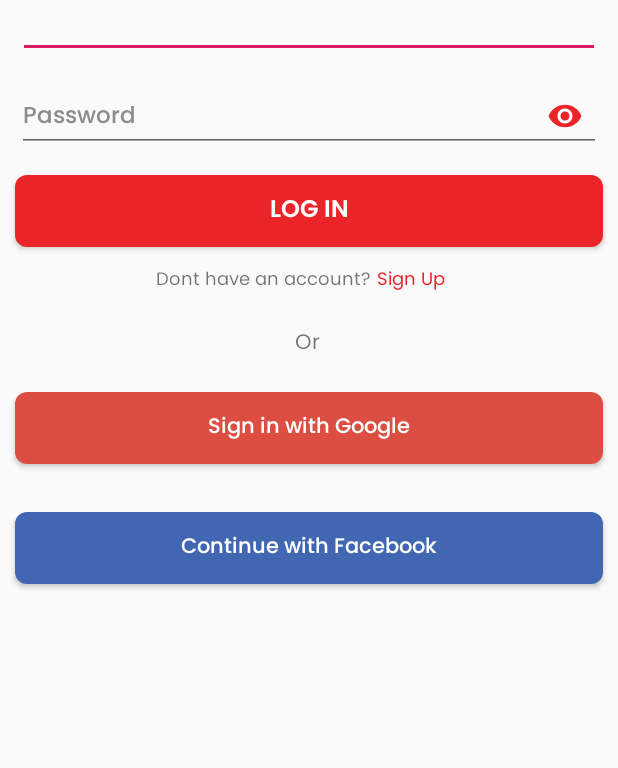
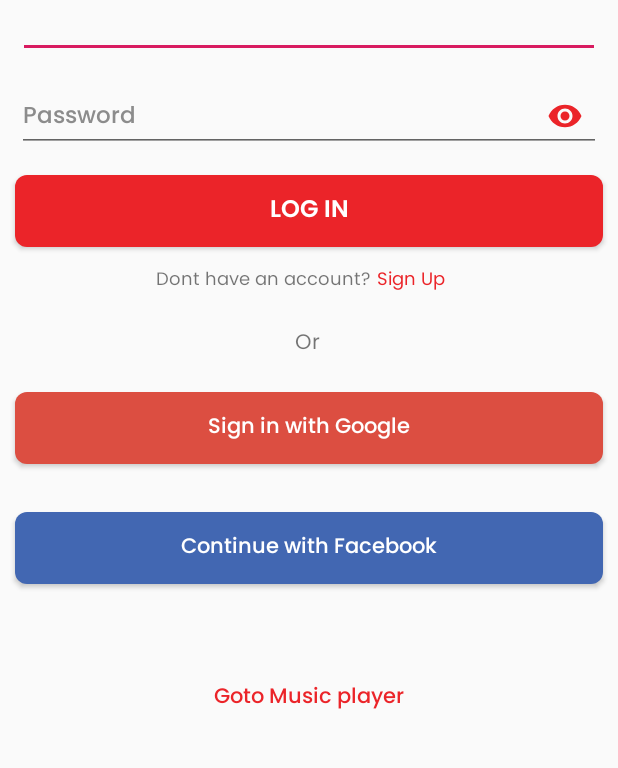
Before and after one commit to NAADATastemaquers/Naada_App, an Android app: the LoginActivity screen opened directly, with no data from a screen before it, on a phone screen of 412 x 824 dp, the part 424-1192 px from its top. Run offline under Robolectric (Android 15) with nearby library versions, the phone set to English and light mode, and no system bars.

Commit message:
first commit

```diff
--- a/app/src/main/AndroidManifest.xml
+++ b/app/src/main/AndroidManifest.xml
@@ -9,6 +9,7 @@
         android:supportsRtl="true"
         android:theme="@style/AppTheme">
         <activity android:name=".view.SignUp"/>
+        <activity android:name=".view.MusicPlayerActivity"/>
         <activity android:name=".view.LoginActivity" />
         <activity android:name=".view.IntroActivity">
             <intent-filter>
@@ -18,6 +19,8 @@
             </intent-filter>
         </activity>
         <activity android:name=".view.MainActivity" />
+        <activity android:name=".view.ProfileActivity"/>
+        <activity android:name=".view.ResidentsActivity"/>
 
         <meta-data
             android:name="preloaded_fonts"
--- a/app/src/main/java/com/example/naada/view/LoginActivity.java
+++ b/app/src/main/java/com/example/naada/view/LoginActivity.java
@@ -10,11 +10,12 @@ import android.widget.Toast;
 
 //import com.airbnb.lottie.LottieAnimationView;
 import com.example.naada.R;
+import com.example.naada.util.BottomNavHelper;
 
 public class LoginActivity extends AppCompatActivity {
 
     private TextView signUpBtn;
-
+    private TextView musicBtn;
     @Override
     protected void onCreate(Bundle savedInstanceState) {
         super.onCreate(savedInstanceState);
@@ -38,5 +39,14 @@ public class LoginActivity extends AppCompatActivity {
                 finish();
             }
         });
+        musicBtn=findViewById(R.id.gotomusic);
+        musicBtn.setOnClickListener(new View.OnClickListener() {
+            @Override
+            public void onClick(View v) {
+                Intent music=new Intent(LoginActivity.this,MusicPlayerActivity.class);
+                startActivity(music);
+                finish();
+            }
+        });
     }
 }
--- a/app/src/main/res/layout/activity_login.xml
+++ b/app/src/main/res/layout/activity_login.xml
@@ -197,4 +197,16 @@
         app:layout_constraintTop_toBottomOf="@+id/googleSigninBtn"
         app:layout_constraintVertical_bias="0.174" />
 
+    <TextView
+        android:id="@+id/gotomusic"
+        android:layout_width="wrap_content"
+        android:layout_height="wrap_content"
+        android:fontFamily="@font/poppins_medium"
+        android:text="Goto Music player"
+        android:textColor="@color/colorPrimary"
+        app:layout_constraintBottom_toBottomOf="parent"
+        app:layout_constraintEnd_toEndOf="parent"
+        app:layout_constraintStart_toStartOf="parent"
+        app:layout_constraintTop_toBottomOf="@+id/facebookSigninBtn" />
+
 </androidx.constraintlayout.widget.ConstraintLayout>
```
Also changed, not shown: app/src/main/res/layout/activity_music_player.xml (+9 -0 lines).
